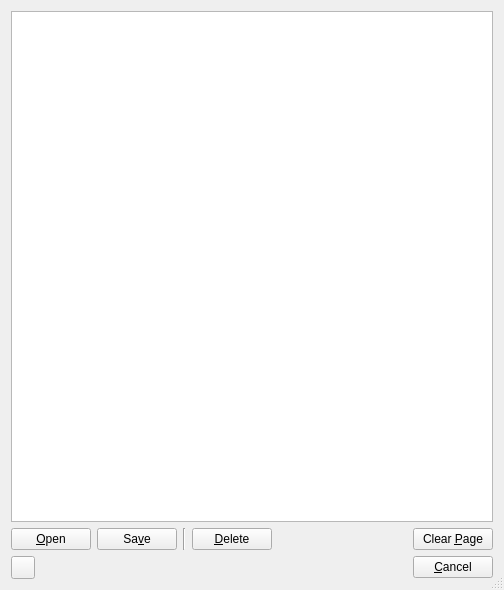
First picture: the form in apps/cmstapp/code/provisioning/ui/provisioning_editor.ui, repository andrew-bibb/cmst, before the edit.
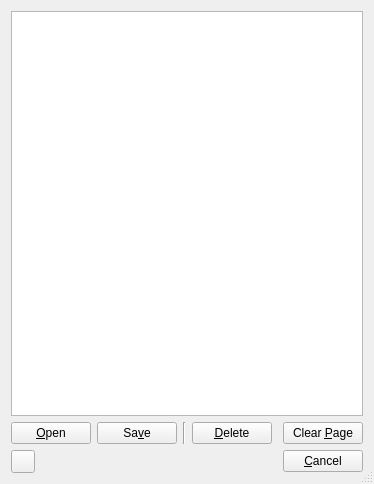
Second picture: the form after the edit.

```diff
--- a/apps/cmstapp/code/provisioning/ui/provisioning_editor.ui
+++ b/apps/cmstapp/code/provisioning/ui/provisioning_editor.ui
@@ -6,8 +6,8 @@
    <rect>
     <x>0</x>
     <y>0</y>
-    <width>504</width>
-    <height>590</height>
+    <width>374</width>
+    <height>484</height>
    </rect>
   </property>
   <property name="windowTitle">
```
Left out of the diff: 4 changed lines with no effect on the pictures.
